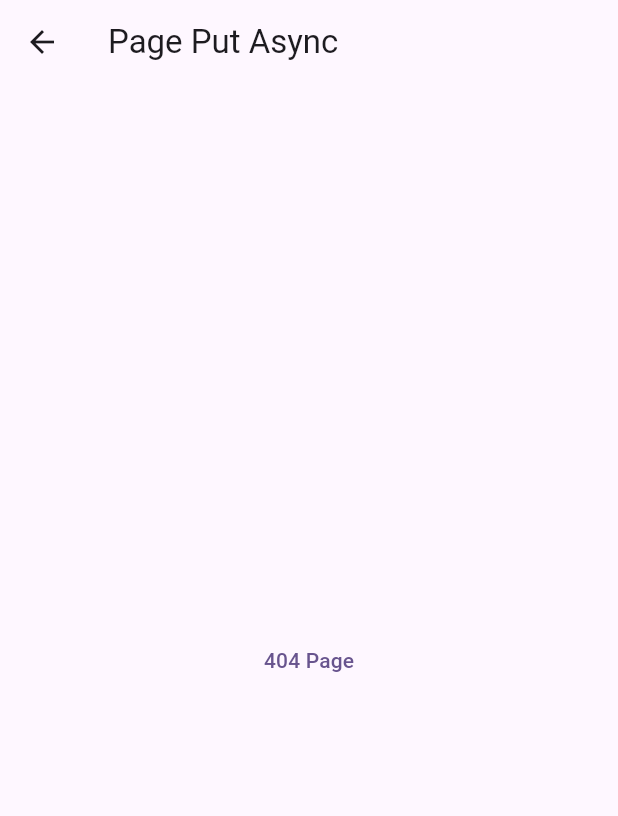
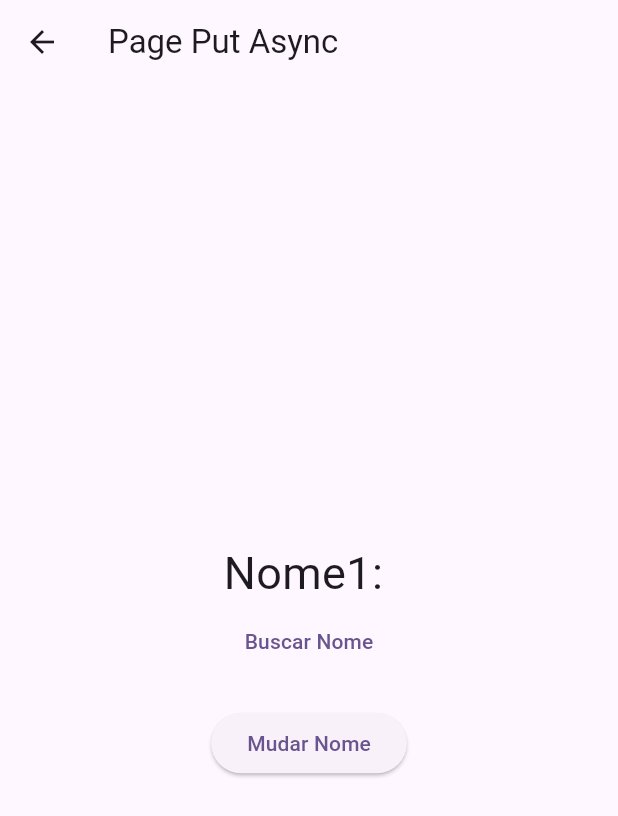
Before and after one commit to gilvancosta/getX-dependency_injection, a Flutter app: the MethodsPage screen opened by its route, after a tap on "Put Async Page", on a phone screen of 412 x 824 dp. Shown: the top 816 px of the screen. Run offline on Flutter 3.47's test engine with Material 2 defaults, Android fonts, the phone set to English and light mode, and no system bars; our stand-ins replace get, shared_preferences; accounts and stored records are empty.

```diff
--- a/lib/app/ui/page/404/methods/methods_page.dart
+++ b/lib/app/ui/page/404/methods/methods_page.dart
@@ -33,6 +33,27 @@ class MethodsPage extends StatelessWidget {
                 },
                 child: const Text('Put Async Page'),
               ),
+              const SizedBox(height: 20),
+              TextButton(
+                onPressed: () {
+                  Navigator.of(context).pushNamed('/methods/create');
+                },
+                child: const Text('CreatePage'),
+              ),
+              const SizedBox(height: 20),
+              TextButton(
+                onPressed: () {
+                  Navigator.of(context).pushNamed('/methods/update');
+                },
+                child: const Text('Update Page'),
+              ),
+              const SizedBox(height: 20),
+              TextButton(
+                onPressed: () {
+                  Navigator.of(context).pushNamed('/methods/delete');
+                },
+                child: const Text('Delete Page'),
+              ),
             ],
           ),
         ));
--- a/lib/app/ui/page/404/methods/put_async/put_async.dart
+++ b/lib/app/ui/page/404/methods/put_async/put_async.dart
@@ -1,13 +1,24 @@
 import 'package:flutter/material.dart';
+import 'package:get/get.dart';
+import 'package:shared_preferences/shared_preferences.dart';
 
 class PutAsync extends StatefulWidget {
-  const PutAsync({super.key});
+  PutAsync({super.key}) {
+    // Com putAsync temos a possibilidade de salvar dados de forma assíncrona.
+    Get.putAsync(() async {
+      final prefs = await SharedPreferences.getInstance();
+      prefs.setString('name1', 'Put Async Exemplo1');
+      return prefs;
+    }, permanent: true); // nessa estrutura mesmo sendo permanente sempre vai ser executado.
+  }
 
   @override
   State<PutAsync> createState() => _PutAsyncState();
 }
 
 class _PutAsyncState extends State<PutAsync> {
+  String name = '';
+
   @override
   Widget build(BuildContext context) {
     return Scaffold(
@@ -18,14 +29,28 @@ class _PutAsyncState extends State<PutAsync> {
         child: Column(
           mainAxisAlignment: MainAxisAlignment.center,
           children: [
+            Text(
+              'Nome1: $name',
+              style: const TextStyle(fontSize: 30),
+            ),
             TextButton(
               onPressed: () {
-                  Navigator.of(context).pushNamed('/404');
+                setState(() {
+                  name = Get.find<SharedPreferences>().getString('name1') ?? 'Nome não encontrado';
+                });
               },
-                child: const Text('404 Page'),
+              child: const Text('Buscar Nome'),
+            ),
+            const SizedBox(height: 20),
+            ElevatedButton(
+              onPressed: () {
+                Get.find<SharedPreferences>().setString('name1', 'Put Async Nome Alterado');
+              },
+              child: const Text('Mudar Nome'),
             ),
           ],
         ),
-        ));
+      ),
+    );
   }
 }
--- a/pubspec.yaml
+++ b/pubspec.yaml
@@ -36,6 +36,7 @@ dependencies:
   # Use with the CupertinoIcons class for iOS style icons.
   cupertino_icons: ^1.0.2
   get: ^4.6.6
+  shared_preferences: ^2.2.2
 
 dev_dependencies:
   flutter_test:
```
Also changed, not shown: lib/app/app.dart (+9 -12 lines), lib/app/ui/page/404/methods/create/controller/create_controller.dart (added, +13 -0 lines), lib/app/ui/page/404/methods/create/create_page.dart (added, +62 -0 lines), lib/app/ui/page/404/methods/delete/controller/delete_controller.dart (added, +7 -0 lines), lib/app/ui/page/404/methods/delete/delete_page.dart (added, +59 -0 lines), lib/app/ui/page/404/methods/update/controller/update_controller.dart (added, +8 -0 lines), lib/app/ui/page/404/methods/update/update_page.dart (added, +57 -0 lines), pubspec.lock. Lines whose indentation alone changed are shown as unchanged.
